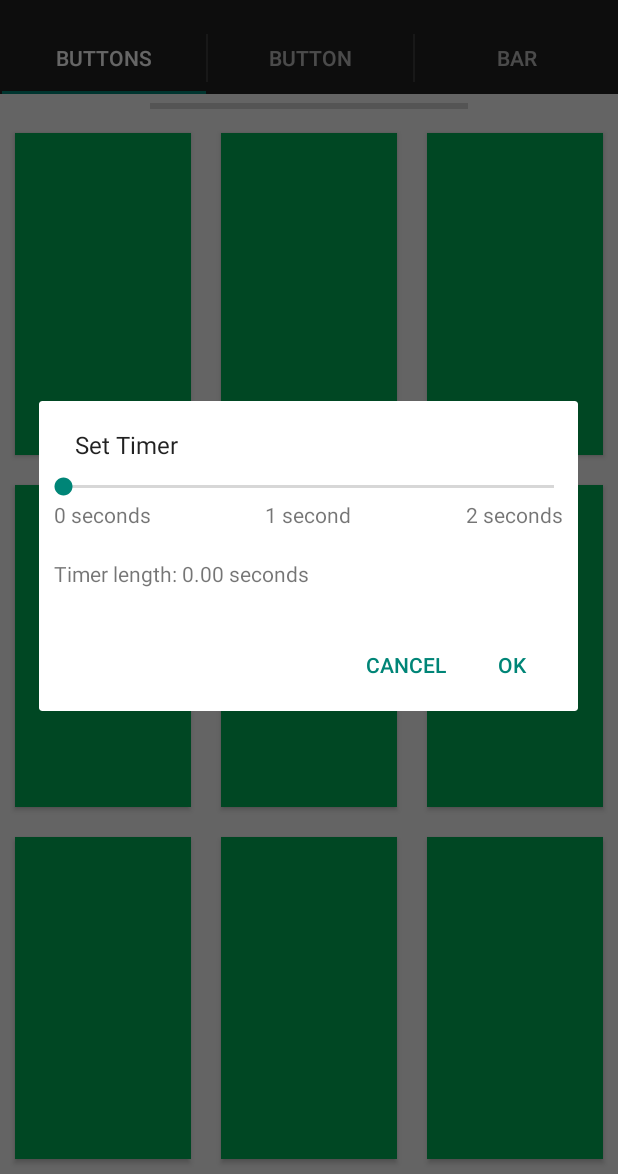
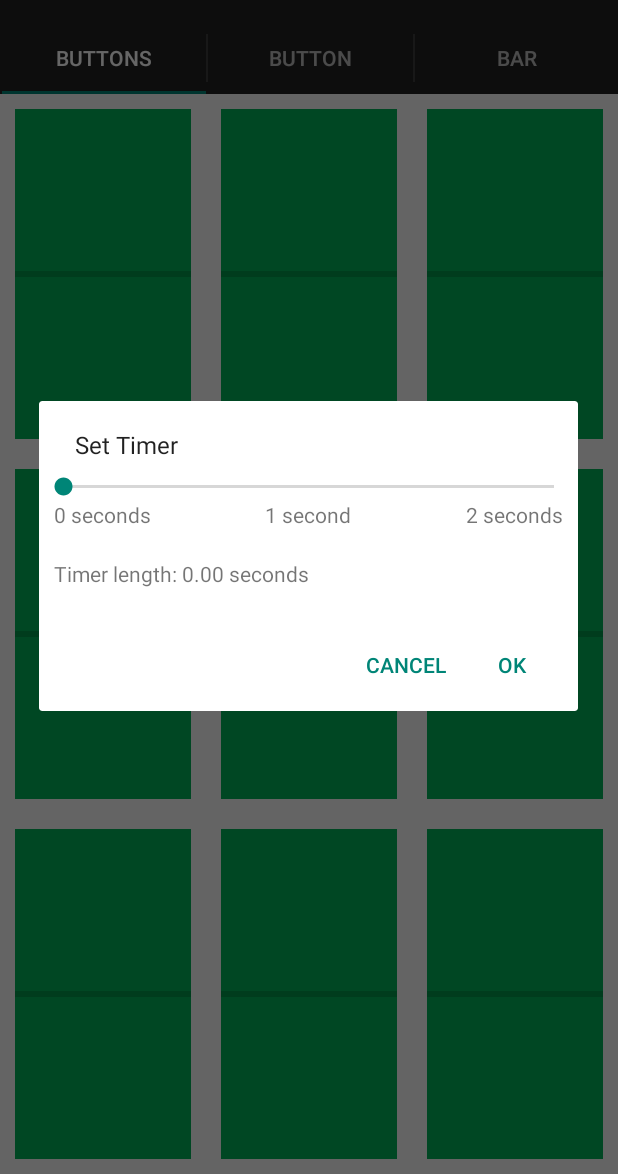
Before and after one commit to cdelorey/speech-therapy, an Android app: the screen it shows after launch (MainActivity), after a tap on "Set Timer", on a phone screen of 412 x 824 dp, the part 62-1236 px from its top. Run offline under Robolectric (Android 15) with nearby library versions, the phone set to English and light mode, and no system bars.

Commit message:
Make TimerButtons inherit from ProgressBar instead of Button

```diff
--- a/app/src/main/java/cdelorey/speechtherapy/app/MultipleButtonsFragment.java
+++ b/app/src/main/java/cdelorey/speechtherapy/app/MultipleButtonsFragment.java
@@ -27,11 +27,8 @@ public class MultipleButtonsFragment extends TimerFragment {
 
     public void setupTimerButtons() {
         TimerButton button;
-        MainActivity activity = (MainActivity) getActivity();
-        ProgressBar progressBar = (ProgressBar) activity.findViewById(R.id.progressBarMultiple);
         for(int id : BUTTON_IDS) {
             button = (TimerButton) getActivity().findViewById(id);
-            button.setProgressBar(progressBar);
             buttons.add(button);
         }
     }
--- a/app/src/main/java/cdelorey/speechtherapy/app/SingleButtonFragment.java
+++ b/app/src/main/java/cdelorey/speechtherapy/app/SingleButtonFragment.java
@@ -18,15 +18,11 @@ public class SingleButtonFragment extends TimerFragment {
 
     public View inflateView(LayoutInflater inflater, ViewGroup container) {
         View rootView = inflater.inflate(R.layout.fragment_single_button, container, false);
-        Log.e(Constants.LOG, "View created");
         return rootView;
     }
 
     public void setupTimerButtons() {
-        Log.e(Constants.LOG, "Fragment: OnActivityCreated");
         singleButton = (TimerButton) getActivity().findViewById(R.id.single_button);
-        singleButton.setProgressBar
-                ((ProgressBar) getActivity().findViewById(R.id.progressBarSingle));
     }
 
     public void registerCommunicator() {
--- a/app/src/main/java/cdelorey/speechtherapy/app/TimerButton.java
+++ b/app/src/main/java/cdelorey/speechtherapy/app/TimerButton.java
@@ -2,20 +2,17 @@ package cdelorey.speechtherapy.app;
 
 
 import android.content.Context;
-import android.graphics.Color;
 import android.os.CountDownTimer;
 import android.util.AttributeSet;
 import android.view.MotionEvent;
 import android.view.View;
-import android.widget.Button;
-import android.os.Handler;
 import android.util.Log;
 import android.widget.ProgressBar;
 
 /**
  *
  */
-public class TimerButton extends Button {
+public class TimerButton extends ProgressBar {
     // Data ----------------------------------------------------------------------------------------
     private static final int GREEN = 0xff00b358;
     private static final int BLUE = 0xff0969a2;
@@ -24,7 +21,6 @@ public class TimerButton extends Button {
     private boolean timerIsRunning = false;
     private int timerLength; // milliseconds
     private CountDownTimer countDownTimer;
-    private ProgressBar progressBar; // temporary until TimerButtons can inherit from ProgressBar
 
     // Constructors --------------------------------------------------------------------------------
     public TimerButton(Context context) {
@@ -39,20 +35,11 @@ public class TimerButton extends Button {
 
 
     // Public Methods ------------------------------------------------------------------------------
-    public void setProgressBar(ProgressBar progressBar) {
-        this.progressBar = progressBar;
-    }
-
-    public void setProgress(int progress) {
-        progressBar.setProgress(progress);
-    }
-
     public void setTimerLength(int length) {
         timerLength = length;
         countDownTimer = new CountDownTimer(timerLength, TIMER_INTERVAL) {
             @Override
             public void onTick(long millisUntilFinished) {
-                //int progress = progressBar.getProgress() + progressIncrement;
                 int progress = timerLength - (int) millisUntilFinished;
                 setProgress(progress);
             }
@@ -62,25 +49,25 @@ public class TimerButton extends Button {
                 // button has been held long enough
                 timerIsRunning = false;
                 TimerButton.this.setBackgroundColor(BLUE);
-                TimerButton.this.setText("DONE");
+                //TimerButton.this.setText("DONE");
                 setProgress(timerLength);
             }
         };
-        progressBar.setMax(length);
+        this.setMax(length);
     }
 
     public void clearTimer() {
         if(countDownTimer != null) {
             countDownTimer.cancel();
         }
-        progressBar.setProgress(0);
+        setProgress(0);
     }
 
 
     // Private Methods -----------------------------------------------------------------------------
     private void setup() {
-        this.setText("");
-        this.setBackgroundColor(GREEN);
+        //this.setText("");
+        setBackgroundColor(GREEN);
         setupListener();
     }
 
@@ -92,21 +79,23 @@ public class TimerButton extends Button {
                     // Start new timer
                     countDownTimer.start();
                     timerIsRunning = true;
-                    TimerButton.this.setBackgroundColor(GREEN);
-                    TimerButton.this.setText("");
+                    setBackgroundColor(GREEN);
+                    //TimerButton.this.setText("");
+                    return true;
                 } else if(event.getAction() == MotionEvent.ACTION_UP) {
                     if(timerIsRunning) {
                         // too slow
                         clearTimer();
-                        TimerButton.this.setBackgroundColor(RED);
-                        TimerButton.this.setText("TOO FAST");
-                        Log.e(Constants.LOG, "IN HERE");
+                        setBackgroundColor(RED);
+                        //TimerButton.this.setText("TOO FAST");
                         setProgress(0);
+                        return true;
                     } else {
                         // reset button
-                        TimerButton.this.setBackgroundColor(GREEN);
-                        TimerButton.this.setText("");
+                        setBackgroundColor(GREEN);
+                        //TimerButton.this.setText("");
                         setProgress(0);
+                        return true;
                     }
                 }
                 return false;
--- a/app/src/main/res/layout/fragment_multiple_buttons.xml
+++ b/app/src/main/res/layout/fragment_multiple_buttons.xml
@@ -1,19 +1,4 @@
-<LinearLayout xmlns:android="http://schemas.android.com/apk/res/android"
-    android:layout_width="match_parent"
-    android:layout_height="match_parent"
-    android:orientation="vertical">
-
-
-    <ProgressBar
-        style="?android:attr/progressBarStyleHorizontal"
-        android:layout_width="fill_parent"
-        android:layout_height="wrap_content"
-        android:id="@+id/progressBarMultiple"
-        android:layout_gravity="center_horizontal"
-        android:paddingLeft="100dp"
-        android:paddingRight="100dp" />
-
-    <TableLayout
+<TableLayout xmlns:android="http://schemas.android.com/apk/res/android"
         android:layout_width="match_parent"
         android:layout_height="match_parent"
         android:stretchColumns="*"
@@ -23,18 +8,21 @@
 
             <cdelorey.speechtherapy.app.TimerButton
                 android:id="@+id/button1"
+                style="?android:attr/progressBarStyleHorizontal"
                 android:layout_width="match_parent"
                 android:layout_height="match_parent"
                 android:layout_margin="10dp" />
 
             <cdelorey.speechtherapy.app.TimerButton
                 android:id="@+id/button2"
+                style="?android:attr/progressBarStyleHorizontal"
                 android:layout_width="match_parent"
                 android:layout_height="match_parent"
                 android:layout_margin="10dp"/>
 
             <cdelorey.speechtherapy.app.TimerButton
                 android:id="@+id/button3"
+                style="?android:attr/progressBarStyleHorizontal"
                 android:layout_width="match_parent"
                 android:layout_height="match_parent"
                 android:layout_margin="10dp"/>
@@ -44,18 +32,21 @@
 
             <cdelorey.speechtherapy.app.TimerButton
                 android:id="@+id/button4"
+                style="?android:attr/progressBarStyleHorizontal"
                 android:layout_width="match_parent"
                 android:layout_height="match_parent"
                 android:layout_margin="10dp" />
 
             <cdelorey.speechtherapy.app.TimerButton
                 android:id="@+id/button5"
+                style="?android:attr/progressBarStyleHorizontal"
                 android:layout_width="match_parent"
                 android:layout_height="match_parent"
                 android:layout_margin="10dp" />
 
             <cdelorey.speechtherapy.app.TimerButton
                 android:id="@+id/button6"
+                style="?android:attr/progressBarStyleHorizontal"
                 android:layout_width="match_parent"
                 android:layout_height="match_parent"
                 android:layout_margin="10dp" />
@@ -65,22 +56,24 @@
 
             <cdelorey.speechtherapy.app.TimerButton
                 android:id="@+id/button7"
+                style="?android:attr/progressBarStyleHorizontal"
                 android:layout_width="match_parent"
                 android:layout_height="match_parent"
                 android:layout_margin="10dp" />
 
             <cdelorey.speechtherapy.app.TimerButton
                 android:id="@+id/button8"
+                style="?android:attr/progressBarStyleHorizontal"
                 android:layout_width="match_parent"
                 android:layout_height="match_parent"
                 android:layout_margin="10dp" />
 
             <cdelorey.speechtherapy.app.TimerButton
                 android:id="@+id/button9"
+                style="?android:attr/progressBarStyleHorizontal"
                 android:layout_width="match_parent"
                 android:layout_height="match_parent"
                 android:layout_margin="10dp" />
         </TableRow>
 
     </TableLayout>
-</LinearLayout>
```
Also changed, not shown: app/src/main/res/layout/fragment_single_button.xml (+2 -12 lines), 1 other file.
